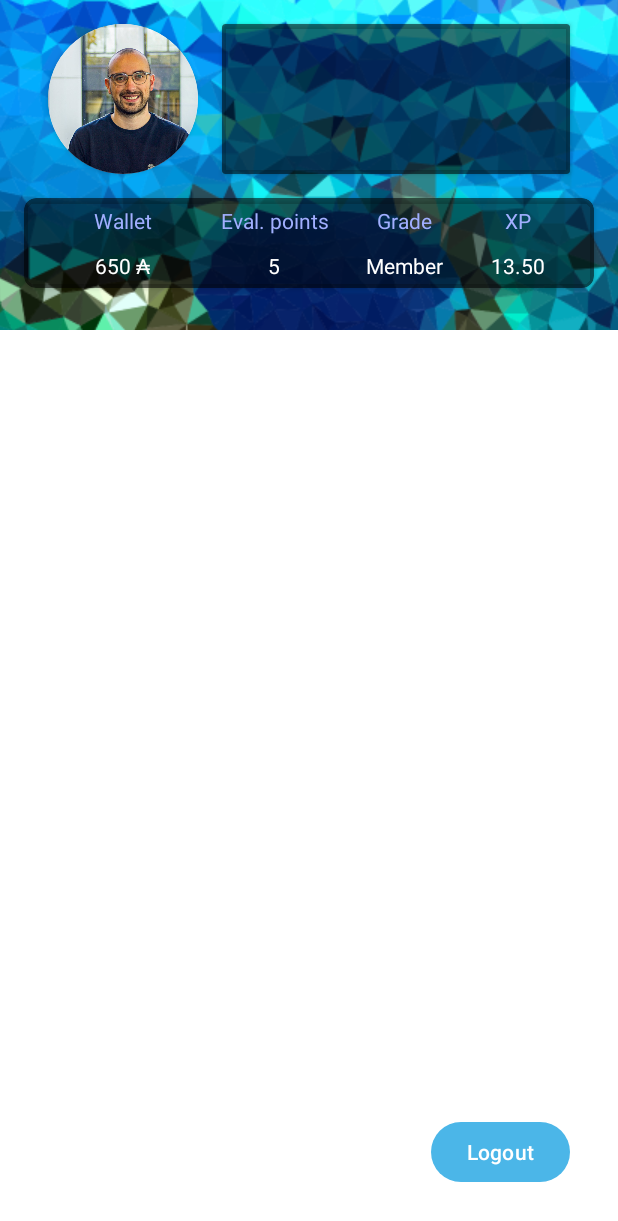
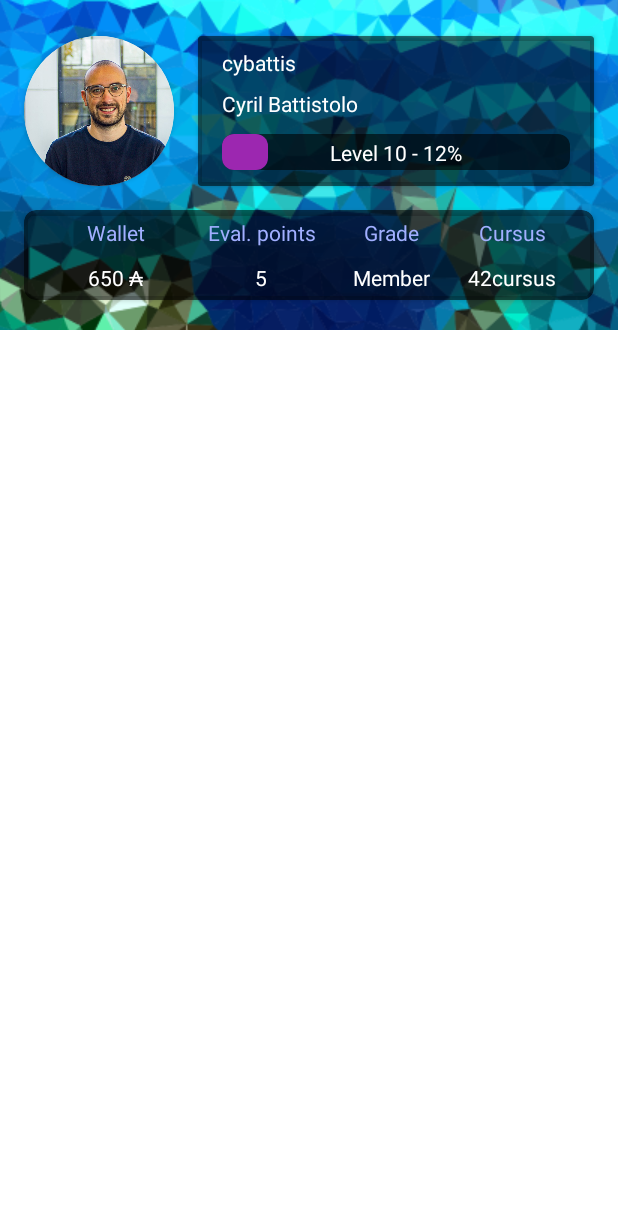
Before and after one commit to cybattis/swifty-companion, an Android app: the fragment ProfileFragment placed in its activity, on a phone screen of 412 x 824 dp. Shown: the top 1221 px of the screen. Run offline under Robolectric (Android 15) with nearby library versions, the phone set to English and light mode, and no system bars; pictures from the network do not load; 11 statements that could not run were skipped.

Commit message:
Done with user info

```diff
--- a/app/src/main/java/com/cybattis/swiftycompanion/MainActivity.java
+++ b/app/src/main/java/com/cybattis/swiftycompanion/MainActivity.java
@@ -1,10 +1,14 @@
 package com.cybattis.swiftycompanion;
 
+import android.content.Context;
 import android.os.Bundle;
 import android.text.Editable;
 import android.text.TextWatcher;
 import android.util.Log;
+import android.view.inputmethod.InputMethodManager;
 import android.widget.EditText;
+import android.widget.FrameLayout;
+import android.widget.LinearLayout;
 import android.widget.Toast;
 
 import androidx.appcompat.app.AppCompatActivity;
@@ -33,6 +37,7 @@ public class MainActivity extends AppCompatActivity {
     private Api42Service service;
     private User[] users;
 
+    FrameLayout mainLayout;
     EditText login;
     String loginText;
 
@@ -52,27 +57,14 @@ public class MainActivity extends AppCompatActivity {
         fragmentManager = getSupportFragmentManager();
 
         login = findViewById(R.id.input_login);
-//        login.addTextChangedListener(new TextWatcher() {
-//            @Override
-//            public void beforeTextChanged(CharSequence charSequence, int i, int i1, int i2) {
-//
-//            }
-//
-//            @Override
-//            public void onTextChanged(CharSequence charSequence, int i, int i1, int i2) {
-//                loginText = charSequence.toString();
-//                getUsers();
-//            }
-//
-//            @Override
-//            public void afterTextChanged(Editable editable) {
-//
-//            }
-//        });
+        mainLayout = findViewById(R.id.main);
         findViewById(R.id.ok_button).setOnClickListener(v -> navigateToProfile());
     }
 
     public void navigateToProfile() {
+        InputMethodManager imm = (InputMethodManager)getSystemService(INPUT_METHOD_SERVICE);
+        imm.hideSoftInputFromWindow(mainLayout.getWindowToken(), 0);
+
         loginText = login.getText().toString();
         if (loginText.isEmpty()) {
             Toast.makeText(this, "Please enter a login", Toast.LENGTH_SHORT).show();
@@ -80,6 +72,11 @@ public class MainActivity extends AppCompatActivity {
         }
 
         getUsers();
+
+        if (users == null || users.length == 0) {
+            Toast.makeText(this, "User not found", Toast.LENGTH_SHORT).show();
+            return;
+        }
 
         fragmentManager.beginTransaction()
                 .replace(R.id.main, new ProfileFragment())
--- a/app/src/main/java/com/cybattis/swiftycompanion/backend/Api42Service.java
+++ b/app/src/main/java/com/cybattis/swiftycompanion/backend/Api42Service.java
@@ -35,5 +35,5 @@ public interface Api42Service {
     Call<User[]> getUsers(@Header("Authorization") String accessToken, @Query(value = "filter%5Blogin%5D", encoded = true) String login);
 
     @GET("v2/users/{id}")
-    Call<User> getMe(@Path("id") String id, @Header("Authorization") String accessToken);
+    Call<User> getUserData(@Path("id") String id, @Header("Authorization") String accessToken);
 }
--- a/app/src/main/java/com/cybattis/swiftycompanion/profile/ProfileFragment.java
+++ b/app/src/main/java/com/cybattis/swiftycompanion/profile/ProfileFragment.java
@@ -1,7 +1,9 @@
 package com.cybattis.swiftycompanion.profile;
 
+import androidx.activity.OnBackPressedCallback;
 import androidx.lifecycle.ViewModelProvider;
 
+import android.graphics.drawable.Drawable;
 import android.os.Bundle;
 
 import androidx.annotation.NonNull;
@@ -12,8 +14,12 @@ import android.util.Log;
 import android.view.LayoutInflater;
 import android.view.View;
 import android.view.ViewGroup;
+import android.widget.ImageView;
+import android.widget.ProgressBar;
 import android.widget.TextView;
 
+import com.bumptech.glide.Glide;
+import com.bumptech.glide.request.RequestOptions;
 import com.cybattis.swiftycompanion.MainActivity;
 import com.cybattis.swiftycompanion.R;
 import com.cybattis.swiftycompanion.auth.AuthManager;
@@ -49,27 +55,61 @@ public class ProfileFragment extends Fragment {
 
         mViewModel = new ViewModelProvider(this).get(ProfileViewModel.class);
         mViewModel.setUserData(user);
-        mViewModel.getUserData().observe(this, user -> {
+        mViewModel.getUserData().observe(this, data -> {
             Log.d(TAG, "onCreate: " + user.toString());
+
         });
+
+        // This callback is only called when MyFragment is at least started
+        OnBackPressedCallback callback = new OnBackPressedCallback(true /* enabled by default */) {
+            @Override
+            public void handleOnBackPressed() {
+                // Handle the back button event
+                requireActivity().getSupportFragmentManager().beginTransaction().remove(ProfileFragment.this).commit();
+            }
+        };
+        requireActivity().getOnBackPressedDispatcher().addCallback(this, callback);
     }
 
     @Override
     public View onCreateView(@NonNull LayoutInflater inflater, @Nullable ViewGroup container,
                              @Nullable Bundle savedInstanceState) {
+
         View view = inflater.inflate(R.layout.fragment_profile, container, false);
 
         TextView wallet = view.findViewById(R.id.wallet_text);
-        wallet.setText(String.valueOf(user.wallet));
+        wallet.setText(user.wallet + "₳");
 
         TextView eval_points = view.findViewById(R.id.evalpoint_text);
         eval_points.setText(String.valueOf(user.correctionPoint));
 
         TextView grade = view.findViewById(R.id.grade_text);
-        grade.setText(user.cursusUsers.get(0).grade);
+        grade.setText(user.cursusUsers.get(1).grade);
 
-        TextView level = view.findViewById(R.id.xp_text);
-        level.setText(String.valueOf(user.getLevel()));
+        TextView level = view.findViewById(R.id.cursus_text);
+        level.setText(String.valueOf(user.getCursusName()));
+
+        TextView login = view.findViewById(R.id.login_text);
+        login.setText(user.login);
+
+        TextView real_name = view.findViewById(R.id.realname_text);
+        real_name.setText(user.getFullName());
+
+        TextView text_xp = view.findViewById(R.id.level_text);
+        text_xp.setText(user.getXpString());
+
+        ProgressBar progressBar = view.findViewById(R.id.xp_progress);
+        progressBar.setProgress(user.getDecimalXp());
+
+        ImageView user_picture = view.findViewById(R.id.user_picture);
+        Glide.with(this)
+                .load(user.getImage())
+                .apply(new RequestOptions()
+                        .placeholder(R.drawable.baseline_account_circle_24) // Placeholder image
+                        .error(R.drawable.ic_launcher_background) // Error image in case of loading failure
+                )
+                .centerCrop()
+                .into(user_picture);
 
         return view;
     }
@@ -96,19 +136,19 @@ public class ProfileFragment extends Fragment {
             authManager.requestToken();
         }
 
-        Call<User> getMe = service.getMe(userID, "Bearer " + authManager.getToken());
+        Call<User> getUser = service.getUserData(userID, "Bearer " + authManager.getToken());
         try {
-            Response<User> response = getMe.execute();
+            Response<User> response = getUser.execute();
             if (response.isSuccessful()) {
                 User data = response.body();
-                Log.d(TAG, "getMeData: " + data.toString());
+                Log.d(TAG, "getUserDataData: " + data.toString());
                 return data;
             } else {
                 ApiError error = ErrorUtils.parseError(response);
-                Log.d(TAG, "getMeData: " + error.toString());
+                Log.d(TAG, "getUserDataData: " + error.toString());
             }
         } catch (Exception ex) {
-            Log.d(TAG, "getMeData: " + ex.getMessage());
+            Log.d(TAG, "getUserDataData: " + ex.getMessage());
         }
         return null;
     }
--- a/app/src/main/java/com/cybattis/swiftycompanion/profile/ProfileViewModel.java
+++ b/app/src/main/java/com/cybattis/swiftycompanion/profile/ProfileViewModel.java
@@ -14,6 +14,4 @@ public class ProfileViewModel extends ViewModel {
     public void setUserData(User user) {
         data.setValue(user);
     }
-
-
 }
--- /dev/null
+++ b/app/src/main/res/drawable/baseline_account_circle_24.xml
@@ -0,0 +1,5 @@
+<vector xmlns:android="http://schemas.android.com/apk/res/android" android:height="24dp" android:tint="#000000" android:viewportHeight="24" android:viewportWidth="24" android:width="24dp">
+
+    <path android:fillColor="@android:color/white" android:pathData="M12,2C6.48,2 2,6.48 2,12s4.48,10 10,10s10,-4.48 10,-10S17.52,2 12,2zM12,6c1.93,0 3.5,1.57 3.5,3.5S13.93,13 12,13s-3.5,-1.57 -3.5,-3.5S10.07,6 12,6zM12,20c-2.03,0 -4.43,-0.82 -6.14,-2.88C7.55,15.8 9.68,15 12,15s4.45,0.8 6.14,2.12C16.43,19.18 14.03,20 12,20z"/>
+
+</vector>
--- /dev/null
+++ b/app/src/main/res/drawable/custom_progressbar.xml
@@ -0,0 +1,20 @@
+<?xml version="1.0" encoding="utf-8"?>
+<layer-list xmlns:android="http://schemas.android.com/apk/res/android">
+
+    <item android:id="@android:id/background">
+        <shape>
+            <corners android:radius="@dimen/progress_bar_rounded" />
+            <solid android:color="@color/progressbarBackground" />
+        </shape>
+    </item>
+
+    <item android:id="@android:id/progress">
+        <scale android:scaleWidth="100%" android:useIntrinsicSizeAsMinimum="true">
+            <shape>
+                <corners android:radius="@dimen/progress_bar_rounded" />
+                <solid android:color="@color/progressbarGreen" />
+                <size android:width="@dimen/progress_bar_rounded"/>
+            </shape>
+        </scale>
+    </item>
+</layer-list>
--- a/app/src/main/res/layout/fragment_profile.xml
+++ b/app/src/main/res/layout/fragment_profile.xml
@@ -1,17 +1,13 @@
 <?xml version="1.0" encoding="utf-8"?>
-<FrameLayout xmlns:android="http://schemas.android.com/apk/res/android"
+<LinearLayout xmlns:android="http://schemas.android.com/apk/res/android"
     xmlns:app="http://schemas.android.com/apk/res-auto"
     xmlns:tools="http://schemas.android.com/tools"
     android:layout_width="match_parent"
     android:layout_height="match_parent"
+    android:orientation="vertical"
+    android:background="#FFFFFF"
+    android:backgroundTint="#FFFFFF"
     tools:context=".profile.ProfileFragment">
-
-    <LinearLayout
-        android:layout_width="match_parent"
-        android:layout_height="match_parent"
-        android:background="#FFFFFF"
-        android:backgroundTint="#FFFFFF"
-        android:orientation="vertical">
 
         <androidx.constraintlayout.widget.ConstraintLayout
             android:id="@+id/user_info_container"
@@ -22,6 +18,7 @@
                 android:id="@+id/coalition_background"
                 android:layout_width="match_parent"
                 android:layout_height="wrap_content"
+                android:contentDescription="Coalition background"
                 android:scaleType="center"
                 android:visibility="visible"
                 app:layout_constraintBottom_toBottomOf="parent"
@@ -35,8 +32,8 @@
                 android:id="@+id/user_picture_card"
                 android:layout_width="100dp"
                 android:layout_height="100dp"
-                android:layout_marginStart="32dp"
-                android:layout_marginTop="16dp"
+                android:layout_marginStart="16dp"
+                android:layout_marginTop="24dp"
                 android:clipChildren="true"
                 android:clipToPadding="false"
                 android:foregroundGravity="center|center_horizontal"
@@ -53,7 +50,8 @@
                     android:layout_width="110dp"
                     android:layout_height="110dp"
                     android:layout_gravity="center"
-                    android:scaleType="centerInside"
+                    android:contentDescription="User picture"
+                    android:scaleType="fitCenter"
                     app:srcCompat="@drawable/cybattis"
                     tools:src="@tools:sample/avatars" />
 
@@ -64,12 +62,79 @@
                 android:layout_width="0dp"
                 android:layout_height="100dp"
                 android:layout_marginStart="16dp"
-                android:layout_marginTop="16dp"
-                android:layout_marginEnd="32dp"
+                android:layout_marginTop="24dp"
+                android:layout_marginEnd="16dp"
                 app:cardBackgroundColor="#8B000000"
                 app:layout_constraintEnd_toEndOf="parent"
                 app:layout_constraintStart_toEndOf="@+id/user_picture_card"
-                app:layout_constraintTop_toTopOf="@+id/coalition_background" />
+                app:layout_constraintTop_toTopOf="@+id/coalition_background">
+
+                <LinearLayout
+                    android:id="@+id/id_constrain"
+                    android:layout_width="match_parent"
+                    android:layout_height="match_parent"
+                    android:orientation="vertical">
+
+                    <TextView
+                        android:id="@+id/login_text"
+                        android:layout_width="wrap_content"
+                        android:layout_height="wrap_content"
+                        android:layout_marginStart="16dp"
+                        android:layout_marginTop="8dp"
+                        android:text="cybattis"
+                        android:textColor="#FFFFFF" />
+
+                    <TextView
+                        android:id="@+id/realname_text"
+                        android:layout_width="wrap_content"
+                        android:layout_height="wrap_content"
+                        android:layout_marginStart="16dp"
+                        android:layout_marginTop="8dp"
+                        android:text="Cyril Battistolo"
+                        android:textColor="#FFFFFF" />
+
+                    <androidx.constraintlayout.widget.ConstraintLayout
+                        android:layout_width="match_parent"
+                        android:layout_height="match_parent">
+
+                        <ProgressBar
+                            android:id="@+id/xp_progress"
+                            style="@style/Widget.AppCompat.ProgressBar.Horizontal"
+                            android:layout_width="match_parent"
+                            android:layout_height="24dp"
+                            android:layout_marginHorizontal="16dp"
+                            android:layout_marginVertical="8dp"
+                            android:layout_marginStart="16dp"
+                            android:layout_marginTop="53dp"
+                            android:layout_marginEnd="16dp"
+                            android:layout_marginBottom="13dp"
+                            android:indeterminate="false"
+                            android:indeterminateDrawable="@color/black"
+                            android:max="100"
+                            android:maxHeight="24dip"
+                            android:min="0"
+                            android:progress="10"
+                            android:progressDrawable="@drawable/custom_progressbar"
+                            app:layout_constraintBottom_toBottomOf="parent"
+                            app:layout_constraintEnd_toEndOf="parent"
+                            app:layout_constraintStart_toStartOf="parent"
+                            app:layout_constraintTop_toTopOf="parent" />
+
+                        <TextView
+                            android:id="@+id/level_text"
+                            android:layout_width="wrap_content"
+                            android:layout_height="wrap_content"
+                            android:text="Level 10 - 12%"
+                            android:textColor="#FFFFFF"
+                            app:layout_constraintBottom_toBottomOf="parent"
+                            app:layout_constraintEnd_toEndOf="parent"
+                            app:layout_constraintStart_toStartOf="parent"
+                            app:layout_constraintTop_toTopOf="parent" />
+                    </androidx.constraintlayout.widget.ConstraintLayout>
+
+                </LinearLayout>
+
+            </androidx.cardview.widget.CardView>
 
             <androidx.cardview.widget.CardView
                 android:id="@+id/user_cursus_info_card"
@@ -82,9 +147,11 @@
                 app:cardBackgroundColor="#8B000000"
                 app:cardCornerRadius="8dp"
                 app:cardUseCompatPadding="false"
+                app:layout_constraintBottom_toBottomOf="parent"
                 app:layout_constraintEnd_toEndOf="parent"
                 app:layout_constraintStart_toStartOf="parent"
-                app:layout_constraintTop_toBottomOf="@+id/user_picture_card">
+                app:layout_constraintTop_toBottomOf="@+id/user_picture_card"
+                app:layout_constraintVertical_bias="0.0">
 
                 <androidx.constraintlayout.widget.ConstraintLayout
                     android:id="@+id/linearLayout"
@@ -204,16 +271,16 @@
                             android:layout_height="wrap_content"
                             android:layout_marginVertical="5dp"
                             android:minWidth="50dp"
-                            android:text="XP"
+                            android:text="Cursus"
                             android:textAlignment="center"
                             android:textColor="#A1AFFF" />
 
                         <TextView
-                            android:id="@+id/xp_text"
+                            android:id="@+id/cursus_text"
                             android:layout_width="match_parent"
                             android:layout_height="wrap_content"
                             android:layout_marginVertical="5dp"
-                            android:text="13.50"
+                            android:text="42cursus"
                             android:textAlignment="center"
                             android:textColor="@color/white" />
                     </LinearLayout>
@@ -223,25 +290,4 @@
 
         </androidx.constraintlayout.widget.ConstraintLayout>
 
-        <androidx.constraintlayout.widget.ConstraintLayout
-            android:layout_width="match_parent"
-            android:layout_height="match_parent">
-
-            <Button
-                android:id="@+id/button_logout"
-                android:layout_width="wrap_content"
-                android:layout_height="wrap_content"
-                android:layout_marginEnd="32dp"
-                android:layout_marginBottom="32dp"
-                android:text="Logout"
-                app:layout_constraintBottom_toBottomOf="parent"
-                app:layout_constraintEnd_toEndOf="parent"
-                app:layout_constraintHorizontal_bias="1.0"
-                app:layout_constraintStart_toStartOf="parent"
-                app:layout_constraintTop_toTopOf="parent"
-                app:layout_constraintVertical_bias="1.0" />
-        </androidx.constraintlayout.widget.ConstraintLayout>
-
-    </LinearLayout>
-
-</FrameLayout>
+</LinearLayout>
--- a/app/src/main/res/values/colors.xml
+++ b/app/src/main/res/values/colors.xml
@@ -7,4 +7,7 @@
     <color name="shrine_pink_900">#880E4F</color>
     <color name="shrine_red">#FF0000</color>
 
+    <color name="progressbarBackground">#97000000</color>
+    <color name="progressbarGreen">#9C27B0</color>
+
 </resources>
--- a/app/src/main/res/values/dimens.xml
+++ b/app/src/main/res/values/dimens.xml
@@ -2,4 +2,5 @@
     <!-- Default screen margins, per the Android Design guidelines. -->
     <dimen name="fragment_horizontal_margin">16dp</dimen>
     <dimen name="fragment_vertical_margin">16dp</dimen>
+    <dimen name="progress_bar_rounded">8dp</dimen>
 </resources>
```
Also changed, not shown: app/build.gradle.kts (+2 -6 lines), app/src/main/java/com/cybattis/swiftycompanion/profile/User.java (+26 -4 lines), gradle/libs.versions.toml (+8 -1 lines), gradle/wrapper/gradle-wrapper.properties.
